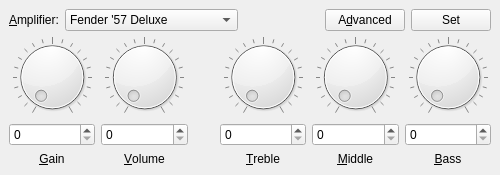
Old version of the form plug/amplifier.ui in the repository b2ornot2b/plug.
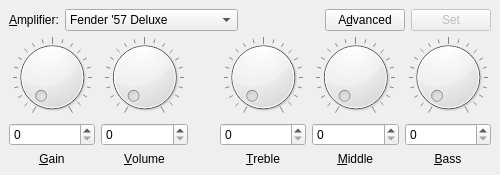
New version of the form.

```diff
--- a/plug/amplifier.ui
+++ b/plug/amplifier.ui
@@ -128,6 +128,9 @@
       </item>
       <item>
        <widget class="QPushButton" name="setButton">
+        <property name="enabled">
+         <bool>false</bool>
+        </property>
         <property name="sizePolicy">
          <sizepolicy hsizetype="Expanding" vsizetype="Fixed">
           <horstretch>0</horstretch>
```
